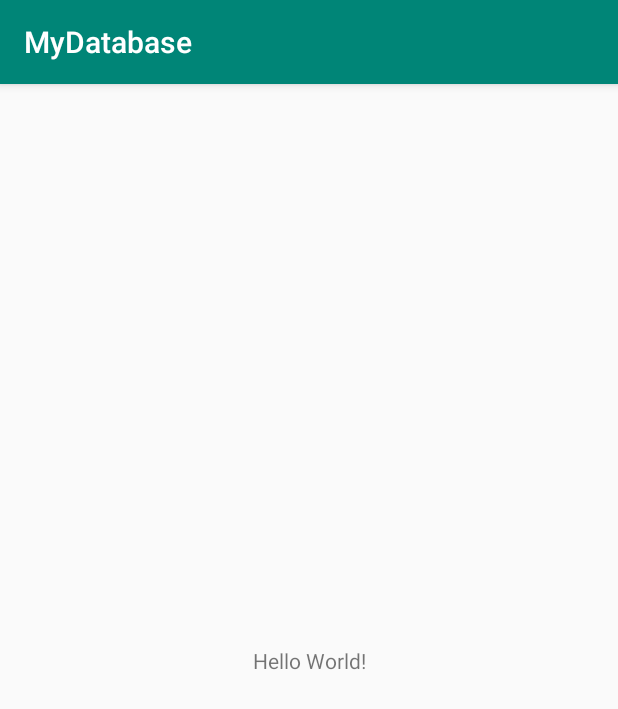
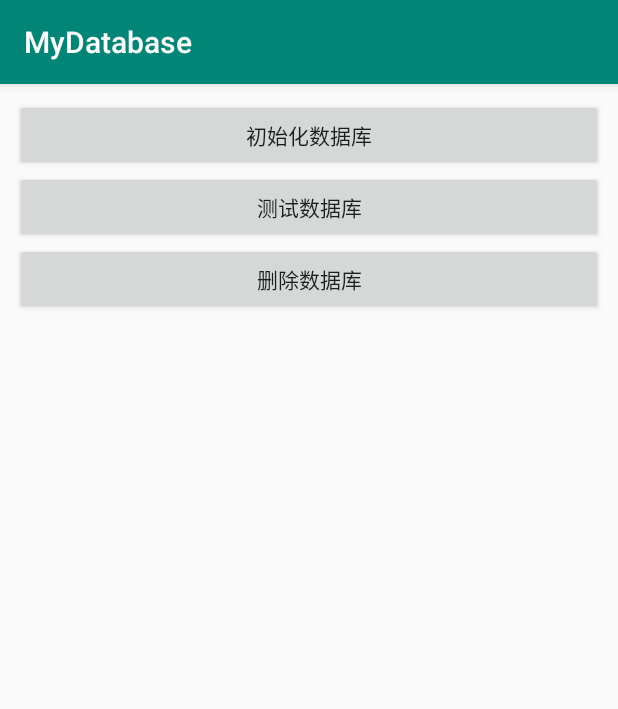
Before and after one commit to 744719042/MyDatabase, an Android app: the screen it shows after launch (MainActivity), on a phone screen of 412 x 824 dp. Shown: the top 709 px of the screen. Run offline under Robolectric (Android 15) with nearby library versions, the phone set to English and light mode, and no system bars; pictures from the network do not load.

Commit message:
测试多线程导致的数据库异常

```diff
--- a/app/src/main/AndroidManifest.xml
+++ b/app/src/main/AndroidManifest.xml
@@ -1,6 +1,9 @@
 <?xml version="1.0" encoding="utf-8"?>
 <manifest xmlns:android="http://schemas.android.com/apk/res/android"
     package="com.example.mydatabase">
+
+    <uses-permission android:name="android.permission.READ_EXTERNAL_STORAGE" />
+    <uses-permission android:name="android.permission.WRITE_EXTERNAL_STORAGE" />
 
     <application
         android:allowBackup="true"
--- a/app/src/main/java/com/example/mydatabase/MyApplication.java
+++ b/app/src/main/java/com/example/mydatabase/MyApplication.java
@@ -11,6 +11,7 @@ public class MyApplication extends Application {
     public void onCreate() {
         super.onCreate();
         DBManager.init(this);
+        com.example.mydatabase.test.DBManager.init(this);
         sContext = this;
     }
 
--- /dev/null
+++ b/app/src/main/java/com/example/mydatabase/test/DBManager.java
@@ -0,0 +1,43 @@
+package com.example.mydatabase.test;
+
+import android.content.Context;
+import android.database.sqlite.SQLiteDatabase;
+
+import com.example.mydatabase.test.StudentDao;
+import com.example.mydatabase.utils.LogUtils;
+
+public class DBManager {
+    private static final String TAG = "DBManager";
+    private static volatile DBManager sDBManager;
+
+    private static Context sContext;
+    private SQLiteDatabase mSQLite;
+
+    public static void init(Context context) {
+        sContext = context.getApplicationContext();
+    }
+
+    private DBManager() {
+        DBOpenHelper dbOpenHelper = new DBOpenHelper(sContext);
+        try {
+            mSQLite = dbOpenHelper.getWritableDatabase();
+        } catch (Exception e) {
+            LogUtils.printException(TAG, e);
+        }
+    }
+
+    public static DBManager getInstance() {
+        if (sDBManager == null) {
+            synchronized (DBManager.class) {
+                if (sDBManager == null) {
+                    sDBManager = new DBManager();
+                }
+            }
+        }
+        return sDBManager;
+    }
+
+    public StudentDao getStudentDao() {
+        return new StudentDao(mSQLite);
+    }
+}
--- a/app/src/main/res/layout/activity_main.xml
+++ b/app/src/main/res/layout/activity_main.xml
@@ -1,18 +1,30 @@
 <?xml version="1.0" encoding="utf-8"?>
-<android.support.constraint.ConstraintLayout xmlns:android="http://schemas.android.com/apk/res/android"
+<LinearLayout xmlns:android="http://schemas.android.com/apk/res/android"
     xmlns:app="http://schemas.android.com/apk/res-auto"
     xmlns:tools="http://schemas.android.com/tools"
     android:layout_width="match_parent"
     android:layout_height="match_parent"
+    android:id="@+id/root_view"
+    android:orientation="vertical"
+    android:padding="10dp"
     tools:context=".MainActivity">
 
-    <TextView
-        android:layout_width="wrap_content"
+    <Button
+        android:layout_width="match_parent"
         android:layout_height="wrap_content"
-        android:text="Hello World!"
-        app:layout_constraintBottom_toBottomOf="parent"
-        app:layout_constraintLeft_toLeftOf="parent"
-        app:layout_constraintRight_toRightOf="parent"
-        app:layout_constraintTop_toTopOf="parent" />
+        android:text="初始化数据库"
+        android:onClick="initTest" />
 
-</android.support.constraint.ConstraintLayout>
+    <Button
+        android:layout_width="match_parent"
+        android:layout_height="wrap_content"
+        android:text="测试数据库"
+        android:onClick="startTest" />
+
+    <Button
+        android:layout_width="match_parent"
+        android:layout_height="wrap_content"
+        android:text="删除数据库"
+        android:onClick="deleteTest" />
+
+</LinearLayout>
```
Also changed, not shown: app/src/main/java/com/example/mydatabase/MainActivity.java (+93 -1 lines), app/src/main/java/com/example/mydatabase/test/DBOpenHelper.java (+0 -1 lines), app/src/main/java/com/example/mydatabase/test/StudentDao.java (+22 -62 lines), app/src/main/java/com/example/mydatabase/test/StudentDaoException.java (added, +127 -0 lines), app/src/main/res/drawable-xxhdpi/xxxx.jpg (added).
